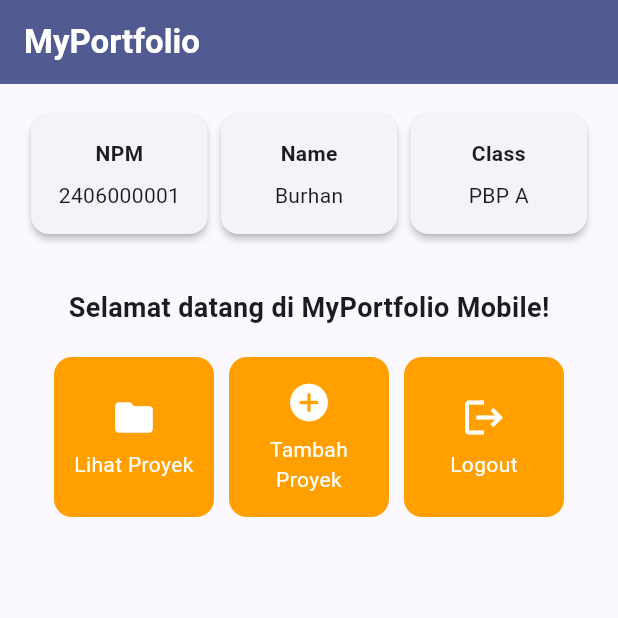
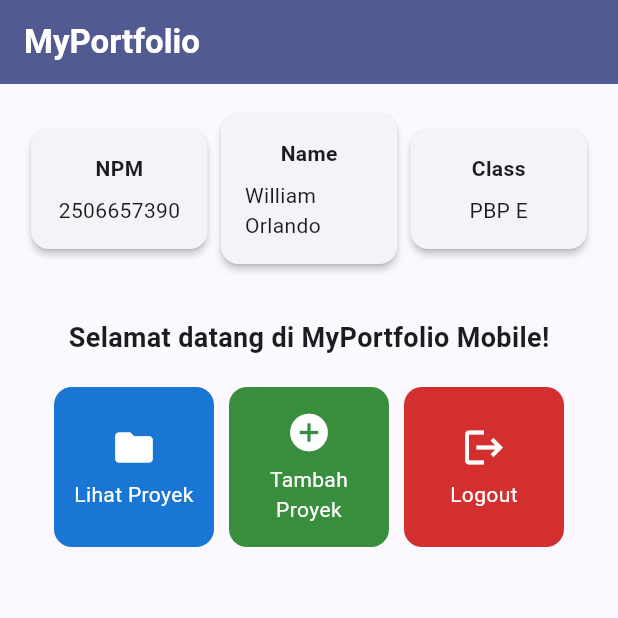
Before and after one commit to williamorln/myportofolio_mobile, a Flutter app: the screen it shows after launch, on a phone screen of 412 x 824 dp, the top half of it. Run offline on Flutter 3.47's test engine with Material 3 defaults, Android fonts, the phone set to English and light mode, and no system bars.

Commit message:
feat: show own identity and give each menu card its own color
The three InfoCards now show my NPM, name and class instead of the Burhan
sample data. ItemHomepage gets a color field so every ItemCard takes its
background from the model (blue, green, red) without any if-else, and the
theme drops the unused amber secondary color. Tests check the identity, that
the card colors are all different, and the SnackBar message.

```diff
--- a/lib/main.dart
+++ b/lib/main.dart
@@ -13,11 +13,7 @@ class MyApp extends StatelessWidget {
     return MaterialApp(
       title: 'MyPortfolio',
       theme: ThemeData(
-        // warna sekunder amber dipakai nanti untuk kartu tombol menu
-        colorScheme: ColorScheme.fromSeed(
-          seedColor: Colors.indigo,
-          secondary: Colors.amber[700],
-        ),
+        colorScheme: ColorScheme.fromSeed(seedColor: Colors.indigo),
         useMaterial3: true,
       ),
       home: MyHomePage(),
--- a/lib/menu.dart
+++ b/lib/menu.dart
@@ -3,15 +3,15 @@ import 'package:flutter/material.dart';
 class MyHomePage extends StatelessWidget {
   MyHomePage({super.key});
 
-  // data contoh dari tutorial, nanti diganti dengan identitas sendiri
-  final String npm = "2406000001";
-  final String nama = "Burhan";
-  final String kelas = "PBP A";
+  final String npm = "2506657390";
+  final String nama = "William Orlando";
+  final String kelas = "PBP E";
 
+  // warna dipasang di model supaya ItemCard tidak perlu if-else per tombol
   final List<ItemHomepage> items = [
-    ItemHomepage("Lihat Proyek", Icons.folder),
-    ItemHomepage("Tambah Proyek", Icons.add_circle),
-    ItemHomepage("Logout", Icons.logout),
+    ItemHomepage("Lihat Proyek", Icons.folder, Colors.blue.shade700),
+    ItemHomepage("Tambah Proyek", Icons.add_circle, Colors.green.shade700),
+    ItemHomepage("Logout", Icons.logout, Colors.red.shade700),
   ];
 
   @override
@@ -103,8 +103,9 @@ class InfoCard extends StatelessWidget {
 class ItemHomepage {
   final String name;
   final IconData icon;
+  final Color color;
 
-  ItemHomepage(this.name, this.icon);
+  ItemHomepage(this.name, this.icon, this.color);
 }
 
 class ItemCard extends StatelessWidget {
@@ -115,7 +116,7 @@ class ItemCard extends StatelessWidget {
   @override
   Widget build(BuildContext context) {
     return Material(
-      color: Theme.of(context).colorScheme.secondary,
+      color: item.color,
       borderRadius: BorderRadius.circular(12),
       child: InkWell(
         onTap: () {
```
Also changed, not shown: 1 other file.
